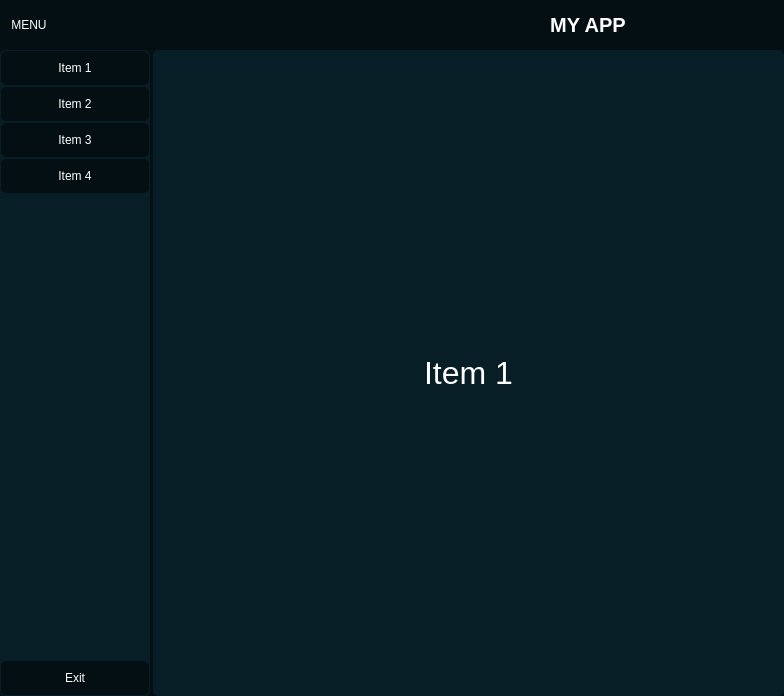
Before: the Qt Designer form ui/interface.ui in krang4d/pyside_tampl, drawn with Qt 5.
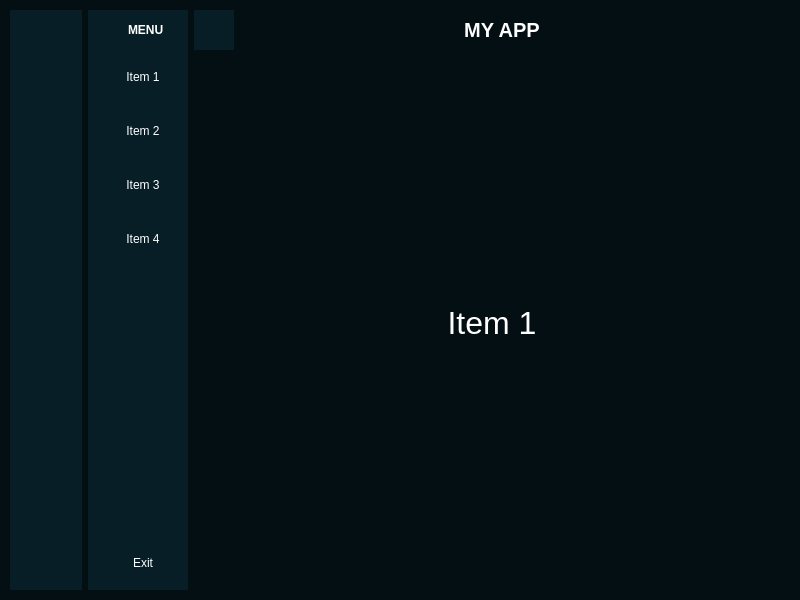
After: the same form once the commit is applied. The open tabs and pages were chosen to show the change. Icons and pictures are not drawn.

What changed in the file:
```diff
--- a/ui/interface.ui
+++ b/ui/interface.ui
@@ -6,44 +6,69 @@
    <rect>
     <x>0</x>
     <y>0</y>
-    <width>784</width>
-    <height>696</height>
+    <width>800</width>
+    <height>600</height>
    </rect>
   </property>
+  <property name="maximumSize">
+   <size>
+    <width>800</width>
+    <height>600</height>
+   </size>
+  </property>
   <property name="windowTitle">
    <string>MainWindow</string>
   </property>
   <widget class="QWidget" name="centralwidget">
    <property name="styleSheet">
     <string notr="true">*{
-	border: none;
 	background-color:  transparent;
 	color:  white;
+	/*border: none;*/
 }
-#centralwidget{
-	background-color: rgb(4, 15, 19);
-}
-#side_menu{
+#side_menu, #side_icons, #header, main 
+{
 	background-color: rgb(7, 30, 38);
-	border-radius: 5px;
 }
-QPushButton{
+#centralwidget
+{
+	background-color: rgb(4, 15, 19);
+}
+#side_menu QPushButton, #side_icons QPushButton
+{
 	padding: 10px;
+	margin: 10px;
+}
+#side_menu QPushButton
+{
+	margin-right: 0px;
+}
+#side_menu QPushButton:checked
+{
 	background-color: rgb(4, 15, 19);
-	border-radius: 5px;
-	margin: 1px;
+	color: rgb(38, 162, 105);
+	font-weight: bold;
+	border-top-left-radius: 10px;
+	border-bottom-left-radius: 10px;
+	/*margin: 1px;*/
 }
-#main_body{
+#side_icons QPushButton:checked
+{
+	background-color: rgb(4, 15, 19);
+	color: rgb(38, 162, 105);
+	font-weight: bold;
+	border-radius: 10px;
+	/*margin: 1px;*/
+}
+
+QPushButton
+{
 	background-color: rgb(7, 30, 38);
-	border-radius: 5px;
-	margin-left: 3px;
+	border: none;
 }
 </string>
    </property>
-   <layout class="QVBoxLayout" name="verticalLayout">
-    <property name="spacing">
-     <number>0</number>
-    </property>
+   <layout class="QGridLayout" name="gridLayout_2">
     <property name="leftMargin">
      <number>0</number>
     </property>
@@ -56,155 +81,11 @@
     <property name="bottomMargin">
      <number>0</number>
     </property>
-    <item alignment="Qt::AlignTop">
-     <widget class="QFrame" name="header">
-      <property name="minimumSize">
-       <size>
-        <width>0</width>
-        <height>50</height>
-       </size>
-      </property>
-      <property name="maximumSize">
-       <size>
-        <width>16777215</width>
-        <height>50</height>
-       </size>
-      </property>
-      <property name="frameShape">
-       <enum>QFrame::StyledPanel</enum>
-      </property>
-      <property name="frameShadow">
-       <enum>QFrame::Raised</enum>
-      </property>
-      <layout class="QHBoxLayout" name="horizontalLayout_2">
-       <property name="spacing">
-        <number>0</number>
-       </property>
-       <property name="leftMargin">
-        <number>0</number>
-       </property>
-       <property name="topMargin">
-        <number>0</number>
-       </property>
-       <property name="rightMargin">
-        <number>0</number>
-       </property>
-       <property name="bottomMargin">
-        <number>0</number>
-       </property>
-       <item alignment="Qt::AlignLeft">
-        <widget class="QFrame" name="frame">
-         <property name="frameShape">
-          <enum>QFrame::StyledPanel</enum>
-         </property>
-         <property name="frameShadow">
-          <enum>QFrame::Raised</enum>
-         </property>
-         <layout class="QHBoxLayout" name="horizontalLayout_4">
-          <property name="spacing">
-           <number>0</number>
-          </property>
-          <property name="leftMargin">
-           <number>0</number>
-          </property>
-          <property name="topMargin">
-           <number>0</number>
-          </property>
-          <property name="rightMargin">
-           <number>0</number>
-          </property>
-          <property name="bottomMargin">
-           <number>0</number>
-          </property>
-          <item alignment="Qt::AlignLeft">
-           <widget class="QPushButton" name="menuBtn">
-            <property name="minimumSize">
-             <size>
-              <width>0</width>
-              <height>35</height>
-             </size>
-            </property>
-            <property name="maximumSize">
-             <size>
-              <width>16777215</width>
-              <height>35</height>
-             </size>
-            </property>
-            <property name="text">
-             <string>MENU</string>
-            </property>
-            <property name="icon">
-             <iconset resource="icons.qrc">
-              <normaloff>:/icons/feather/align-justify.svg</normaloff>:/icons/feather/align-justify.svg</iconset>
-            </property>
-            <property name="iconSize">
-             <size>
-              <width>24</width>
-              <height>24</height>
-             </size>
-            </property>
-            <property name="checkable">
-             <bool>true</bool>
-            </property>
-           </widget>
-          </item>
-         </layout>
-        </widget>
-       </item>
-       <item>
-        <widget class="QFrame" name="frame_3">
-         <property name="frameShape">
-          <enum>QFrame::StyledPanel</enum>
-         </property>
-         <property name="frameShadow">
-          <enum>QFrame::Raised</enum>
-         </property>
-         <layout class="QHBoxLayout" name="horizontalLayout_3">
-          <property name="spacing">
-           <number>0</number>
-          </property>
-          <property name="leftMargin">
-           <number>0</number>
-          </property>
-          <property name="topMargin">
-           <number>0</number>
-          </property>
-          <property name="rightMargin">
-           <number>0</number>
-          </property>
-          <property name="bottomMargin">
-           <number>0</number>
-          </property>
-          <item>
-           <widget class="QLabel" name="label">
-            <property name="minimumSize">
-             <size>
-              <width>0</width>
-              <height>10</height>
-             </size>
-            </property>
-            <property name="font">
-             <font>
-              <pointsize>15</pointsize>
-              <bold>true</bold>
-             </font>
-            </property>
-            <property name="text">
-             <string>MY APP</string>
-            </property>
-            <property name="alignment">
-             <set>Qt::AlignCenter</set>
-            </property>
-           </widget>
-          </item>
-         </layout>
-        </widget>
-       </item>
-      </layout>
-     </widget>
-    </item>
-    <item>
-     <widget class="QFrame" name="frame_2">
+    <property name="spacing">
+     <number>0</number>
+    </property>
+    <item row="0" column="0">
+     <widget class="QFrame" name="body">
       <property name="sizePolicy">
        <sizepolicy hsizetype="Preferred" vsizetype="Expanding">
         <horstretch>0</horstretch>
@@ -217,25 +98,266 @@
       <property name="frameShadow">
        <enum>QFrame::Raised</enum>
       </property>
-      <layout class="QHBoxLayout" name="horizontalLayout">
-       <property name="spacing">
-        <number>0</number>
-       </property>
-       <property name="leftMargin">
-        <number>0</number>
-       </property>
-       <property name="topMargin">
-        <number>0</number>
-       </property>
-       <property name="rightMargin">
-        <number>0</number>
-       </property>
-       <property name="bottomMargin">
-        <number>0</number>
-       </property>
-       <item>
+      <layout class="QGridLayout" name="gridLayout">
+       <item row="0" column="0" rowspan="2">
+        <widget class="QFrame" name="side_icons">
+         <property name="minimumSize">
+          <size>
+           <width>40</width>
+           <height>0</height>
+          </size>
+         </property>
+         <property name="frameShape">
+          <enum>QFrame::NoFrame</enum>
+         </property>
+         <property name="frameShadow">
+          <enum>QFrame::Raised</enum>
+         </property>
+         <layout class="QVBoxLayout" name="verticalLayout_9">
+          <property name="spacing">
+           <number>0</number>
+          </property>
+          <property name="leftMargin">
+           <number>0</number>
+          </property>
+          <property name="topMargin">
+           <number>0</number>
+          </property>
+          <property name="rightMargin">
+           <number>0</number>
+          </property>
+          <property name="bottomMargin">
+           <number>0</number>
+          </property>
+          <item alignment="Qt::AlignHCenter">
+           <widget class="QFrame" name="icon_frame1">
+            <property name="frameShape">
+             <enum>QFrame::NoFrame</enum>
+            </property>
+            <property name="frameShadow">
+             <enum>QFrame::Raised</enum>
+            </property>
+            <layout class="QVBoxLayout" name="verticalLayout_10">
+             <property name="spacing">
+              <number>0</number>
+             </property>
+             <property name="leftMargin">
+              <number>0</number>
+             </property>
+             <property name="topMargin">
+              <number>0</number>
+             </property>
+             <property name="rightMargin">
+              <number>0</number>
+             </property>
+             <property name="bottomMargin">
+              <number>0</number>
+             </property>
+             <item>
+              <widget class="QLabel" name="label_5">
+               <property name="minimumSize">
+                <size>
+                 <width>0</width>
+                 <height>0</height>
+                </size>
+               </property>
+               <property name="maximumSize">
+                <size>
+                 <width>40</width>
+                 <height>40</height>
+                </size>
+               </property>
+               <property name="text">
+                <string/>
+               </property>
+               <property name="pixmap">
+                <pixmap resource="../icons.qrc">:/icons/photo.jpg</pixmap>
+               </property>
+               <property name="scaledContents">
+                <bool>true</bool>
+               </property>
+              </widget>
+             </item>
+            </layout>
+           </widget>
+          </item>
+          <item>
+           <layout class="QVBoxLayout" name="verticalLayout_3">
+            <property name="spacing">
+             <number>0</number>
+            </property>
+            <item>
+             <widget class="QPushButton" name="item1_btn1">
+              <property name="focusPolicy">
+               <enum>Qt::NoFocus</enum>
+              </property>
+              <property name="text">
+               <string/>
+              </property>
+              <property name="icon">
+               <iconset resource="../icons.qrc">
+                <normaloff>:/icons/feather/aperture.svg</normaloff>:/icons/feather/aperture.svg</iconset>
+              </property>
+              <property name="iconSize">
+               <size>
+                <width>24</width>
+                <height>24</height>
+               </size>
+              </property>
+              <property name="checkable">
+               <bool>true</bool>
+              </property>
+              <property name="autoExclusive">
+               <bool>true</bool>
+              </property>
+             </widget>
+            </item>
+            <item>
+             <widget class="QPushButton" name="item2_btn1">
+              <property name="focusPolicy">
+               <enum>Qt::NoFocus</enum>
+              </property>
+              <property name="text">
+               <string/>
+              </property>
+              <property name="icon">
+               <iconset resource="../icons.qrc">
+                <normaloff>:/icons/feather/archive.svg</normaloff>:/icons/feather/archive.svg</iconset>
+              </property>
+              <property name="iconSize">
+               <size>
+                <width>24</width>
+                <height>24</height>
+               </size>
+              </property>
+              <property name="checkable">
+               <bool>true</bool>
+              </property>
+              <property name="autoExclusive">
+               <bool>true</bool>
+              </property>
+             </widget>
+            </item>
+            <item>
+             <widget class="QPushButton" name="item3_btn1">
+              <property name="focusPolicy">
+               <enum>Qt::NoFocus</enum>
+              </property>
+              <property name="text">
+               <string/>
+              </property>
+              <property name="icon">
+               <iconset resource="../icons.qrc">
+                <normaloff>:/icons/feather/aperture.svg</normaloff>:/icons/feather/aperture.svg</iconset>
+              </property>
+              <property name="iconSize">
+               <size>
+                <width>24</width>
+                <height>24</height>
+               </size>
+              </property>
+              <property name="checkable">
+               <bool>true</bool>
+              </property>
+              <property name="autoExclusive">
+               <bool>true</bool>
+              </property>
+             </widget>
+            </item>
+            <item>
+             <widget class="QPushButton" name="item4_btn1">
+              <property name="focusPolicy">
+               <enum>Qt::NoFocus</enum>
+              </property>
+              <property name="text">
+               <string/>
+              </property>
+              <property name="icon">
+               <iconset resource="../icons.qrc">
+                <normaloff>:/icons/feather/paperclip.svg</normaloff>:/icons/feather/paperclip.svg</iconset>
+              </property>
+              <property name="iconSize">
+               <size>
+                <width>24</width>
+                <height>24</height>
+               </size>
+              </property>
+              <property name="checkable">
+               <bool>true</bool>
+              </property>
+              <property name="autoExclusive">
+               <bool>true</bool>
+              </property>
+             </widget>
+            </item>
+           </layout>
+          </item>
+          <item>
+           <spacer name="verticalSpacer1">
+            <property name="orientation">
+             <enum>Qt::Vertical</enum>
+            </property>
+            <property name="sizeHint" stdset="0">
+             <size>
+              <width>20</width>
+              <height>433</height>
+             </size>
+            </property>
+           </spacer>
+          </item>
+          <item>
+           <widget class="QPushButton" name="exit_btn1">
+            <property name="focusPolicy">
+             <enum>Qt::NoFocus</enum>
+            </property>
+            <property name="text">
+             <string/>
+            </property>
+            <property name="icon">
+             <iconset resource="../icons.qrc">
+              <normaloff>:/icons/feather/x-circle.svg</normaloff>:/icons/feather/x-circle.svg</iconset>
+            </property>
+            <property name="iconSize">
+             <size>
+              <width>24</width>
+              <height>24</height>
+             </size>
+            </property>
+           </widget>
+          </item>
+         </layout>
+        </widget>
+       </item>
+       <item row="0" column="1" rowspan="2">
         <widget class="QFrame" name="side_menu">
-         <layout class="QVBoxLayout" name="verticalLayout_2">
+         <property name="sizePolicy">
+          <sizepolicy hsizetype="Preferred" vsizetype="Preferred">
+           <horstretch>0</horstretch>
+           <verstretch>0</verstretch>
+          </sizepolicy>
+         </property>
+         <property name="minimumSize">
+          <size>
+           <width>100</width>
+           <height>0</height>
+          </size>
+         </property>
+         <property name="maximumSize">
+          <size>
+           <width>16777215</width>
+           <height>16777215</height>
+          </size>
+         </property>
+         <property name="styleSheet">
+          <string notr="true"/>
+         </property>
+         <property name="frameShape">
+          <enum>QFrame::NoFrame</enum>
+         </property>
+         <property name="frameShadow">
+          <enum>QFrame::Raised</enum>
+         </property>
+         <layout class="QVBoxLayout" name="verticalLayout">
           <property name="spacing">
            <number>0</number>
           </property>
@@ -251,111 +373,227 @@
           <property name="bottomMargin">
            <number>0</number>
           </property>
-          <item alignment="Qt::AlignTop">
-           <widget class="QFrame" name="frame_4">
-            <property name="minimumSize">
-             <size>
-              <width>150</width>
-              <height>0</height>
-             </size>
-            </property>
-            <property name="maximumSize">
-             <size>
-              <width>150</width>
-              <height>16777215</height>
-             </size>
-            </property>
-            <property name="frameShape">
-             <enum>QFrame::StyledPanel</enum>
-            </property>
-            <property name="frameShadow">
-             <enum>QFrame::Raised</enum>
-            </property>
-            <layout class="QVBoxLayout" name="verticalLayout_8">
-             <property name="spacing">
-              <number>0</number>
-             </property>
-             <property name="leftMargin">
-              <number>0</number>
-             </property>
-             <property name="topMargin">
-              <number>0</number>
-             </property>
-             <property name="rightMargin">
-              <number>0</number>
-             </property>
-             <property name="bottomMargin">
-              <number>0</number>
-             </property>
-             <item>
-              <layout class="QVBoxLayout" name="verticalLayout_3">
-               <property name="spacing">
-                <number>0</number>
-               </property>
-               <item>
-                <widget class="QPushButton" name="pushButton_2">
-                 <property name="text">
-                  <string>Item 1</string>
-                 </property>
-                 <property name="icon">
-                  <iconset resource="icons.qrc">
-                   <normaloff>:/icons/feather/chrome.svg</normaloff>:/icons/feather/chrome.svg</iconset>
-                 </property>
-                </widget>
-               </item>
-               <item>
-                <widget class="QPushButton" name="pushButton_3">
-                 <property name="text">
-                  <string>Item 2</string>
-                 </property>
-                 <property name="icon">
-                  <iconset resource="icons.qrc">
-                   <normaloff>:/icons/feather/archive.svg</normaloff>:/icons/feather/archive.svg</iconset>
-                 </property>
-                </widget>
-               </item>
-               <item>
-                <widget class="QPushButton" name="pushButton_4">
-                 <property name="text">
-                  <string>Item 3</string>
-                 </property>
-                 <property name="icon">
-                  <iconset resource="icons.qrc">
-                   <normaloff>:/icons/feather/aperture.svg</normaloff>:/icons/feather/aperture.svg</iconset>
-                 </property>
-                </widget>
-               </item>
-               <item>
-                <widget class="QPushButton" name="pushButton_5">
-                 <property name="text">
-                  <string>Item 4</string>
-                 </property>
-                 <property name="icon">
-                  <iconset resource="icons.qrc">
-                   <normaloff>:/icons/feather/paperclip.svg</normaloff>:/icons/feather/paperclip.svg</iconset>
-                 </property>
-                </widget>
-               </item>
-              </layout>
-             </item>
-            </layout>
-           </widget>
-          </item>
           <item>
-           <spacer name="verticalSpacer">
-            <property name="orientation">
-             <enum>Qt::Vertical</enum>
-            </property>
-            <property name="sizeHint" stdset="0">
+           <widget class="QFrame" name="icon_frame2">
+            <property name="minimumSize">
              <size>
-              <width>20</width>
+              <width>0</width>
               <height>40</height>
              </size>
             </property>
+            <property name="frameShape">
+             <enum>QFrame::NoFrame</enum>
+            </property>
+            <property name="frameShadow">
+             <enum>QFrame::Raised</enum>
+            </property>
+            <property name="lineWidth">
+             <number>1</number>
+            </property>
+            <layout class="QHBoxLayout" name="horizontalLayout">
+             <property name="spacing">
+              <number>0</number>
+             </property>
+             <property name="leftMargin">
+              <number>0</number>
+             </property>
+             <property name="topMargin">
+              <number>0</number>
+             </property>
+             <property name="rightMargin">
+              <number>0</number>
+             </property>
+             <property name="bottomMargin">
+              <number>0</number>
+             </property>
+             <item>
+              <widget class="QLabel" name="label_6">
+               <property name="sizePolicy">
+                <sizepolicy hsizetype="Preferred" vsizetype="Preferred">
+                 <horstretch>0</horstretch>
+                 <verstretch>0</verstretch>
+                </sizepolicy>
+               </property>
+               <property name="minimumSize">
+                <size>
+                 <width>40</width>
+                 <height>40</height>
+                </size>
+               </property>
+               <property name="maximumSize">
+                <size>
+                 <width>40</width>
+                 <height>40</height>
+                </size>
+               </property>
+               <property name="text">
+                <string/>
+               </property>
+               <property name="pixmap">
+                <pixmap resource="../icons.qrc">:/icons/photo.jpg</pixmap>
+               </property>
+               <property name="scaledContents">
+                <bool>true</bool>
+               </property>
+              </widget>
+             </item>
+             <item>
+              <widget class="QLabel" name="label_7">
+               <property name="font">
+                <font>
+                 <weight>75</weight>
+                 <bold>true</bold>
+                </font>
+               </property>
+               <property name="text">
+                <string>MENU</string>
+               </property>
+               <property name="margin">
+                <number>10</number>
+               </property>
+              </widget>
+             </item>
+            </layout>
+           </widget>
+          </item>
+          <item>
+           <layout class="QVBoxLayout" name="verticalLayout_4">
+            <property name="spacing">
+             <number>0</number>
+            </property>
+            <property name="topMargin">
+             <number>0</number>
+            </property>
+            <item>
+             <widget class="QPushButton" name="item1_btn2">
+              <property name="focusPolicy">
+               <enum>Qt::NoFocus</enum>
+              </property>
+              <property name="text">
+               <string>Item 1</string>
+              </property>
+              <property name="icon">
+               <iconset resource="../icons.qrc">
+                <normaloff>:/icons/feather/chrome.svg</normaloff>:/icons/feather/chrome.svg</iconset>
+              </property>
+              <property name="iconSize">
+               <size>
+                <width>24</width>
+                <height>24</height>
+               </size>
+              </property>
+              <property name="checkable">
+               <bool>true</bool>
+              </property>
+              <property name="autoExclusive">
+               <bool>true</bool>
+              </property>
+             </widget>
+            </item>
+            <item>
+             <widget class="QPushButton" name="item2_btn2">
+              <property name="focusPolicy">
+               <enum>Qt::NoFocus</enum>
+              </property>
+              <property name="text">
+               <string>Item 2</string>
+              </property>
+              <property name="icon">
+               <iconset resource="../icons.qrc">
+                <normaloff>:/icons/feather/archive.svg</normaloff>:/icons/feather/archive.svg</iconset>
+              </property>
+              <property name="iconSize">
+               <size>
+                <width>24</width>
+                <height>24</height>
+               </size>
+              </property>
+              <property name="checkable">
+               <bool>true</bool>
+              </property>
+              <property name="autoExclusive">
+               <bool>true</bool>
+              </property>
+             </widget>
+            </item>
+            <item>
+             <widget class="QPushButton" name="item3_btn2">
+              <property name="focusPolicy">
+               <enum>Qt::NoFocus</enum>
+              </property>
+              <property name="text">
+               <string>Item 3</string>
+              </property>
+              <property name="icon">
+               <iconset resource="../icons.qrc">
+                <normaloff>:/icons/feather/aperture.svg</normaloff>:/icons/feather/aperture.svg</iconset>
+              </property>
+              <property name="iconSize">
+               <size>
+                <width>24</width>
+                <height>24</height>
+               </size>
+              </property>
+              <property name="checkable">
+               <bool>true</bool>
+              </property>
+              <property name="autoExclusive">
+               <bool>true</bool>
+              </property>
+             </widget>
+            </item>
+            <item>
+             <widget class="QPushButton" name="item4_btn2">
+              <property name="minimumSize">
+               <size>
+                <width>100</width>
+                <height>0</height>
+               </size>
+              </property>
+              <property name="focusPolicy">
+               <enum>Qt::NoFocus</enum>
+              </property>
+              <property name="text">
+               <string>Item 4</string>
+              </property>
+              <property name="icon">
+               <iconset resource="../icons.qrc">
+                <normaloff>:/icons/feather/paperclip.svg</normaloff>:/icons/feather/paperclip.svg</iconset>
+              </property>
+              <property name="iconSize">
+               <size>
+                <width>24</width>
+                <height>24</height>
+               </size>
+              </property>
+              <property name="checkable">
+               <bool>true</bool>
+              </property>
+              <property name="autoExclusive">
+               <bool>true</bool>
+              </property>
+             </widget>
+            </item>
+           </layout>
+          </item>
+          <item>
+           <spacer name="verticalSpacer2">
+            <property name="orientation">
+             <enum>Qt::Vertical</enum>
+            </property>
+            <property name="sizeHint" stdset="0">
+             <size>
+              <width>20</width>
+              <height>433</height>
+             </size>
+            </property>
            </spacer>
           </item>
           <item>
-           <widget class="QPushButton" name="pushButton">
+           <widget class="QPushButton" name="exit_btn2">
+            <property name="focusPolicy">
+             <enum>Qt::NoFocus</enum>
+            </property>
             <property name="text">
              <string>Exit</string>
             </property>
@@ -363,13 +601,147 @@
              <iconset resource="icons.qrc">
               <normaloff>:/icons/feather/x-circle.svg</normaloff>:/icons/feather/x-circle.svg</iconset>
             </property>
+            <property name="iconSize">
+             <size>
+              <width>24</width>
+              <height>24</height>
+             </size>
+            </property>
            </widget>
           </item>
          </layout>
         </widget>
        </item>
-       <item>
-        <widget class="QFrame" name="main_body">
+       <item row="0" column="2">
+        <layout class="QGridLayout" name="gridLayout_3">
+         <property name="spacing">
+          <number>0</number>
+         </property>
+         <item row="0" column="2">
+          <widget class="QLabel" name="label">
+           <property name="sizePolicy">
+            <sizepolicy hsizetype="Preferred" vsizetype="Preferred">
+             <horstretch>0</horstretch>
+             <verstretch>0</verstretch>
+            </sizepolicy>
+           </property>
+           <property name="minimumSize">
+            <size>
+             <width>0</width>
+             <height>10</height>
+            </size>
+           </property>
+           <property name="font">
+            <font>
+             <pointsize>15</pointsize>
+             <weight>75</weight>
+             <bold>true</bold>
+            </font>
+           </property>
+           <property name="text">
+            <string>MY APP</string>
+           </property>
+           <property name="alignment">
+            <set>Qt::AlignCenter</set>
+           </property>
+          </widget>
+         </item>
+         <item row="0" column="4">
+          <widget class="QFrame" name="frame">
+           <property name="minimumSize">
+            <size>
+             <width>20</width>
+             <height>20</height>
+            </size>
+           </property>
+           <property name="maximumSize">
+            <size>
+             <width>20</width>
+             <height>20</height>
+            </size>
+           </property>
+           <property name="frameShape">
+            <enum>QFrame::NoFrame</enum>
+           </property>
+           <property name="frameShadow">
+            <enum>QFrame::Raised</enum>
+           </property>
+          </widget>
+         </item>
+         <item row="0" column="1">
+          <spacer name="horizontalSpacer">
+           <property name="orientation">
+            <enum>Qt::Horizontal</enum>
+           </property>
+           <property name="sizeHint" stdset="0">
+            <size>
+             <width>40</width>
+             <height>20</height>
+            </size>
+           </property>
+          </spacer>
+         </item>
+         <item row="0" column="3">
+          <spacer name="horizontalSpacer_2">
+           <property name="orientation">
+            <enum>Qt::Horizontal</enum>
+           </property>
+           <property name="sizeHint" stdset="0">
+            <size>
+             <width>40</width>
+             <height>20</height>
+            </size>
+           </property>
+          </spacer>
+         </item>
+         <item row="0" column="0">
+          <widget class="QPushButton" name="menu_Btn">
+           <property name="sizePolicy">
+            <sizepolicy hsizetype="Preferred" vsizetype="Preferred">
+             <horstretch>0</horstretch>
+             <verstretch>0</verstretch>
+            </sizepolicy>
+           </property>
+           <property name="minimumSize">
+            <size>
+             <width>40</width>
+             <height>40</height>
+            </size>
+           </property>
+           <property name="maximumSize">
+            <size>
+             <width>40</width>
+             <height>40</height>
+            </size>
+           </property>
+           <property name="focusPolicy">
+            <enum>Qt::NoFocus</enum>
+           </property>
+           <property name="text">
+            <string/>
+           </property>
+           <property name="icon">
+            <iconset resource="../icons.qrc">
+             <normaloff>:/icons/feather/align-justify.svg</normaloff>:/icons/feather/align-justify.svg</iconset>
+           </property>
+           <property name="iconSize">
+            <size>
+             <width>24</width>
+             <height>24</height>
+            </size>
+           </property>
+           <property name="checkable">
+            <bool>true</bool>
+           </property>
+           <property name="checked">
+            <bool>true</bool>
+           </property>
+          </widget>
+         </item>
+        </layout>
+       </item>
+       <item row="1" column="2">
+        <widget class="QFrame" name="main">
          <property name="sizePolicy">
           <sizepolicy hsizetype="Expanding" vsizetype="Preferred">
            <horstretch>0</horstretch>
@@ -377,19 +749,37 @@
           </sizepolicy>
          </property>
          <property name="frameShape">
-          <enum>QFrame::StyledPanel</enum>
-         </property>
-         <property name="frameShadow">
-          <enum>QFrame::Raised</enum>
+          <enum>QFrame::NoFrame</enum>
          </property>
          <layout class="QHBoxLayout" name="horizontalLayout_5">
+          <property name="spacing">
+           <number>0</number>
+          </property>
+          <property name="leftMargin">
+           <number>0</number>
+          </property>
+          <property name="topMargin">
+           <number>0</number>
+          </property>
+          <property name="rightMargin">
+           <number>0</number>
+          </property>
+          <property name="bottomMargin">
+           <number>0</number>
+          </property>
           <item>
            <widget class="QStackedWidget" name="stackedWidget">
+            <property name="enabled">
+             <bool>false</bool>
+            </property>
+            <property name="focusPolicy">
+             <enum>Qt::TabFocus</enum>
+            </property>
             <property name="currentIndex">
              <number>2</number>
             </property>
             <widget class="QWidget" name="page_1">
-             <layout class="QVBoxLayout" name="verticalLayout_4">
+             <layout class="QVBoxLayout" name="verticalLayout_8">
               <item>
                <widget class="QLabel" name="label_1">
                 <property name="font">
```
Left out of the diff: 227 changed lines with no effect on the pictures.
